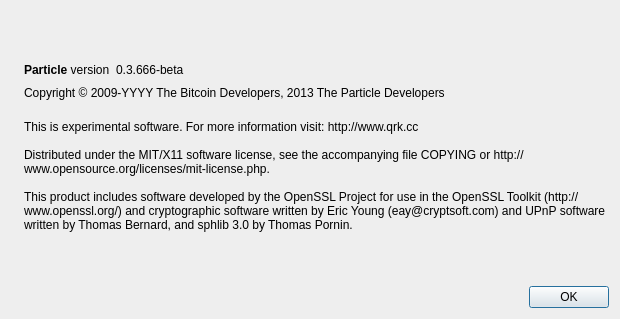
Old version of the form src/qt/forms/aboutdialog.ui in the repository moonmooncoin/particle.
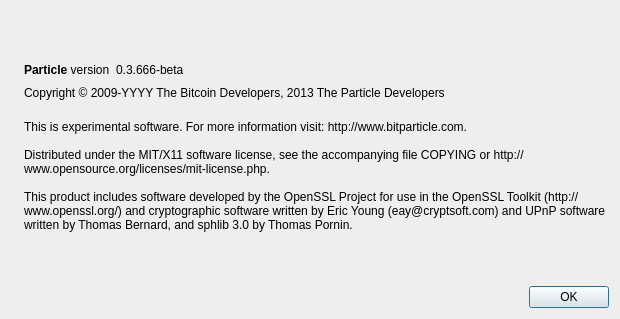
New version of the form. Icons and pictures are not drawn.

```diff
--- a/src/qt/forms/aboutdialog.ui
+++ b/src/qt/forms/aboutdialog.ui
@@ -111,7 +111,7 @@
        </property>
        <property name="text">
         <string>
-This is experimental software. For more information visit: http://www.qrk.cc
+This is experimental software. For more information visit: http://www.bitparticle.com.
 
 Distributed under the MIT/X11 software license, see the accompanying file COPYING or http://www.opensource.org/licenses/mit-license.php.
 
```
